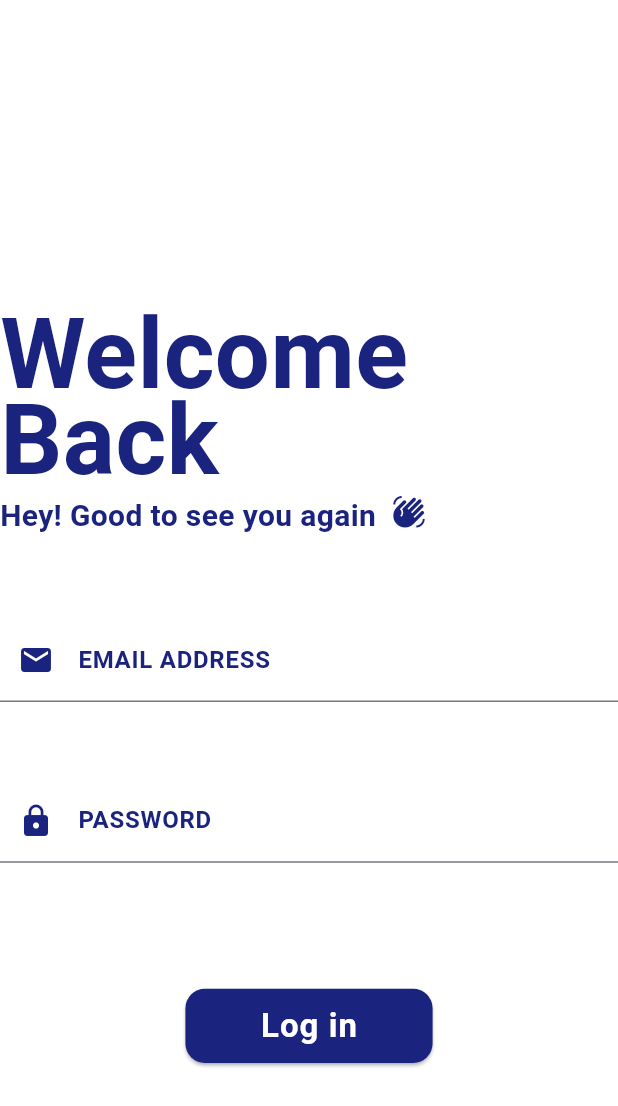
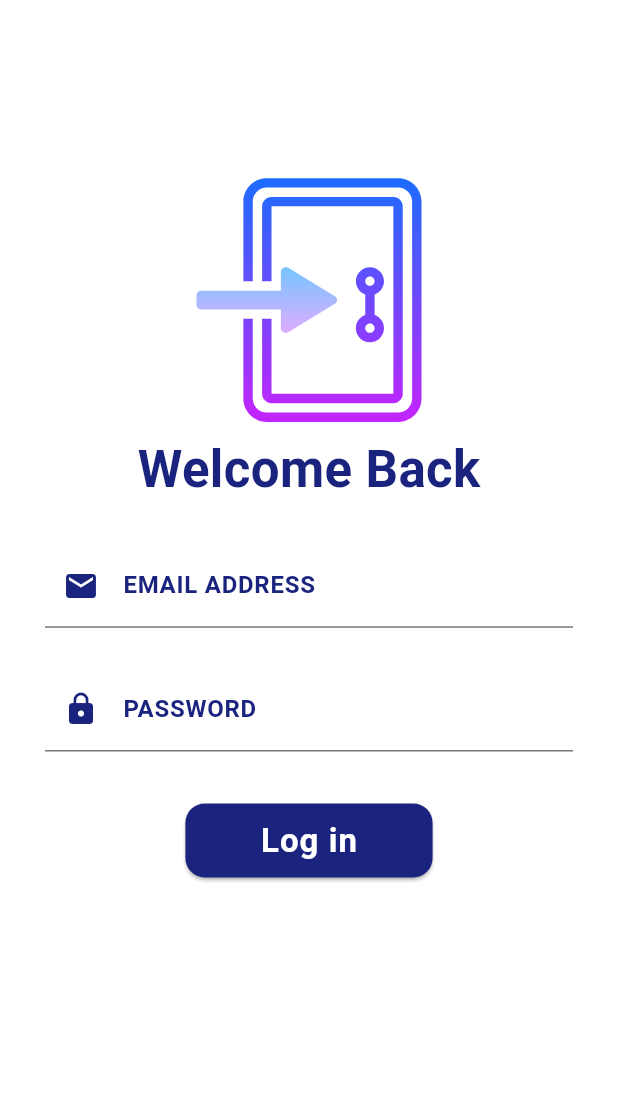
Before and after one commit to AbinayanRatna/E-Prescription_app, a Flutter app: the screen it shows after launch, after a tap on "Log in", on a phone screen of 412 x 824 dp. Shown: the top 1106 px of the screen. Run offline on Flutter 3.47's test engine with Material 3 defaults, Android fonts, the light colour scheme and no system bars; our stand-ins replace cloud_firestore, firebase_auth, firebase_core, firebase_database, firebase_storage, flutter_svg and 1 more; accounts and stored records are empty; project files that could hold a hidden picture were left out.

Commit message:
loginPage commit

```diff
--- a/lib/flashscreen.dart
+++ b/lib/flashscreen.dart
@@ -1,10 +1,10 @@
 import 'package:abin/colors.dart';
 import 'package:flutter/material.dart';
 import 'package:flutter_svg/flutter_svg.dart';
+
+import 'Signinpage.dart';
 import 'constans.dart';
 import 'login_screen.dart';
-import 'Signinpage.dart';
-import 'colors.dart';
 
 class FlashScreen extends StatefulWidget {
   const FlashScreen({super.key});
@@ -21,8 +21,10 @@ class _FlashScreenState extends State<FlashScreen> {
     return Scaffold(
       backgroundColor: Color(0xFFFFFFFF),
       body: Column(
-        crossAxisAlignment: CrossAxisAlignment.start, //align widgets from left side
-        mainAxisAlignment: MainAxisAlignment.start, //align the children widgets from the start
+        crossAxisAlignment: CrossAxisAlignment.start,
+        //align widgets from left side
+        mainAxisAlignment: MainAxisAlignment.start,
+        //align the children widgets from the start
         children: <Widget>[
           Stack(
             children: <Widget>[
@@ -47,12 +49,15 @@ class _FlashScreenState extends State<FlashScreen> {
             child: Center(
               child: Column(
                 children: <Widget>[
-                  Text(
+                  Padding(
+                    padding: const EdgeInsets.only(left: 5, right: 5),
+                    child: Text(
                       appName,
                       style: TextStyle(
-                        fontSize: 34,
+                          fontSize: 30,
                           fontWeight: FontWeight.bold,
                           color: primaryColor //bold font
+                          ),
                     ),
                   ),
                 ],
@@ -62,17 +67,19 @@ class _FlashScreenState extends State<FlashScreen> {
           Expanded(
             child: Center(
               child: Column(
-                mainAxisAlignment: MainAxisAlignment.start, // Align items at the top
+                mainAxisAlignment: MainAxisAlignment.start,
+                // Align items at the top
                 children: <Widget>[
                   Padding(
                     padding: EdgeInsets.only(top: height * 0.08),
                     child: SizedBox(
                       height: height * 0.06,
                       width: width * 0.4,
-                      child: FloatingActionButton(
-                        backgroundColor: primaryColor,
+                      child: ElevatedButton(
+                        style:ElevatedButton.styleFrom(backgroundColor: primaryColor,
                         shape: RoundedRectangleBorder(
-                            borderRadius: BorderRadius.all(Radius.circular(10))),
+                            borderRadius:
+                                BorderRadius.all(Radius.circular(10)))),
                         onPressed: () {
                           //next screen
                           Navigator.push(
@@ -98,10 +105,13 @@ class _FlashScreenState extends State<FlashScreen> {
                     child: SizedBox(
                       height: height * 0.06,
                       width: width * 0.4,
-                      child: FloatingActionButton(
+                      child: ElevatedButton(
+                        style: ElevatedButton.styleFrom(
                             backgroundColor: primaryColor,
                             shape: RoundedRectangleBorder(
-                            borderRadius: BorderRadius.all(Radius.circular(10))),
+                                borderRadius:
+                                BorderRadius.all(Radius.circular(10)))
+                        ),
                         onPressed: () {
                           Navigator.push(
                             context,
--- a/lib/login_screen.dart
+++ b/lib/login_screen.dart
@@ -82,63 +82,43 @@ class _LoginScreenState extends State<LoginScreen> {
     double width = MediaQuery.of(context).size.width; // full screen width
     return Scaffold(
       backgroundColor: Color(0xFFFFFFFF),
-      body: GestureDetector(
+      body: Container(
+        width: MediaQuery.of(context).size.width,
+        height: MediaQuery.of(context).size.height,
+        child: SingleChildScrollView(
+          scrollDirection: Axis.vertical,
+          child: GestureDetector(
             onTap: () => FocusScope.of(context).unfocus(),
               child: Form(
                 key: formKey,
+                child: Padding(
+                  padding: const EdgeInsets.only(left:30,right:30),
                   child: Column(
                     crossAxisAlignment: CrossAxisAlignment.start,
                     mainAxisAlignment: MainAxisAlignment.start,
                     children: <Widget>[
                       Stack(
                         children: <Widget>[
-
                           Padding(
-                      padding: EdgeInsets.only(top: height * 0.23),
+                            padding: const EdgeInsets.only(top:100),
+                            child: Center(child: SvgPicture.asset("assets/login.svg",height: 200,)),
+                          ),
+                          Padding(
+                            padding: EdgeInsets.only(top: height * 0.35),
+                            child: Center(
                               child: Text(
-                        "Welcome",
+                                "Welcome Back",
                                 style: TextStyle(
-                            fontSize: 65,
+                                    fontSize: 34,
                                     fontWeight: FontWeight.bold,
                                     color: primaryColor // bold font
                                 ),
                               ),
                             ),
-                    Padding(
-                      padding: EdgeInsets.only(top: height * 0.3),
-                      child: Text(
-                        "Back",
-                        style: TextStyle(
-                            fontSize: 65,
-                            fontWeight: FontWeight.bold,
-                            color: primaryColor // bold font
-                        ),
-                      ),
-                    ),
-                    Padding(
-                      padding: EdgeInsets.only(top: height * 0.4),
-                      child: Row(
-                          crossAxisAlignment: CrossAxisAlignment.start,
-                      children: <Widget>[
-                        Text(
-                        "Hey! Good to see you again  ",
-                        style: TextStyle(
-                            fontSize: 20,
-                            fontWeight: FontWeight.bold,
-                            color: primaryColor // bold font
-                        ),
-                      ),
-            Icon(
-              Icons.waving_hand,
-              color: primaryColor,
-              size: 23.0,
-            ),
-                    ],
-                    ),
                           ),
                           Padding(
                             padding: EdgeInsets.only(
-                          top: height * 0.5),
+                                top: height * 0.44),
                             child: TextFormField(
                               onSaved: (value) {
                                 _email = value;
@@ -167,7 +147,7 @@ class _LoginScreenState extends State<LoginScreen> {
                           ),
 
                           Padding(
-                      padding: EdgeInsets.only(top: height * 0.63),
+                            padding: EdgeInsets.only(top: height * 0.54),
                             child: TextFormField(
                               onSaved: (value) {
                                 _number = value;
@@ -191,10 +171,8 @@ class _LoginScreenState extends State<LoginScreen> {
                                       fontWeight: FontWeight.w600)),
                             ),
                           ),
-
-
                           Padding(
-                      padding: EdgeInsets.only(top: height * 0.8),
+                            padding: EdgeInsets.only(top: height * 0.65),
                             child: Center(
                               child: SizedBox(
                                 height: height * 0.06,
@@ -230,6 +208,9 @@ class _LoginScreenState extends State<LoginScreen> {
                   ),
                 ),
               ),
+          ),
+        ),
+      ),
     );
   }
 }
```
Also changed, not shown: pubspec.yaml (+1 -12 lines), assets/login.svg (added). Lines whose indentation alone changed are shown as unchanged.
